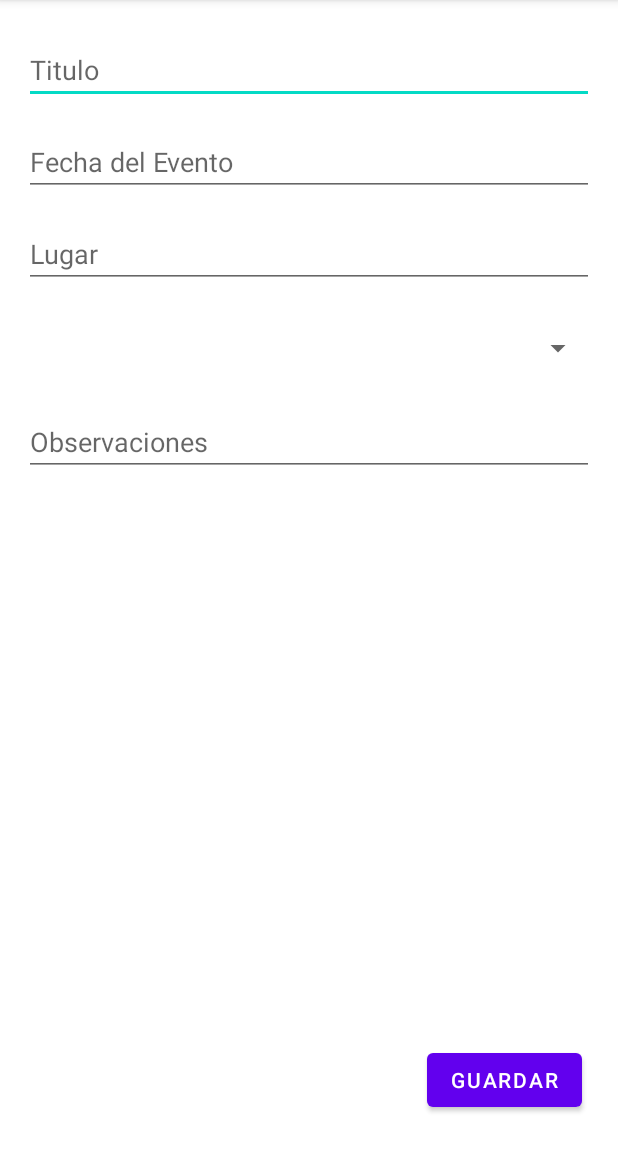
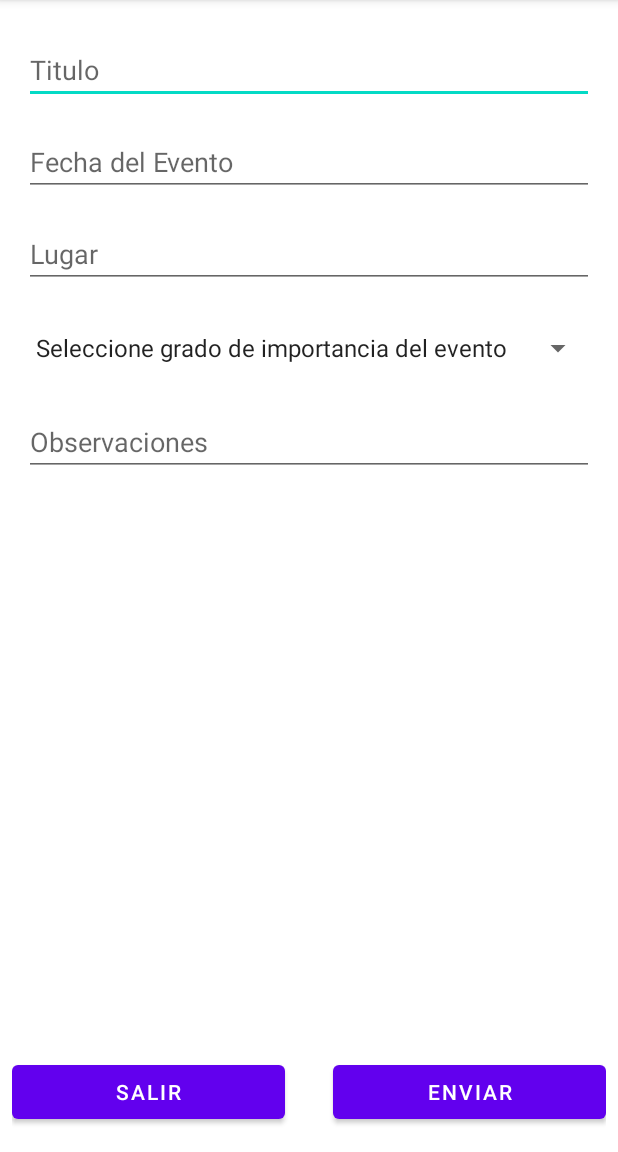
Before and after one commit to ctapia-cl/MisEventos, an Android app: the registroEventos screen opened directly, with no data from a screen before it, on a phone screen of 412 x 824 dp, the part 84-1236 px from its top. Run offline under Robolectric (Android 15) with nearby library versions, the phone set to English and light mode, and no system bars.

Commit message:
Instancia de Eventos y btn Salir

```diff
--- a/app/src/main/java/com/example/miseventos/RecuperarPass.java
+++ b/app/src/main/java/com/example/miseventos/RecuperarPass.java
@@ -45,7 +45,7 @@ public class RecuperarPass extends AppCompatActivity {
         tilIngusuario = findViewById(R.id.tilIngusuario);
         tilIngnewpass = findViewById(R.id.tilIngnewpass);
         btnVolver = findViewById(R.id.btnVolver);
-        btnEnviar = findViewById(R.id.btnGuardar);
+        btnEnviar = findViewById(R.id.btnEnviar);
         tvIngdatos2 = findViewById(R.id.tvIngdatos2);
 
     }
--- a/app/src/main/java/com/example/miseventos/ValidarUsuario.java
+++ b/app/src/main/java/com/example/miseventos/ValidarUsuario.java
@@ -34,7 +34,7 @@ public class ValidarUsuario extends AppCompatActivity {
     private void referencias() {
         etIngUsuario = findViewById(R.id.etIngUsuario);
         btnVolver = findViewById(R.id.btnVolver);
-        btnEnviar = findViewById(R.id.btnGuardar);
+        btnEnviar = findViewById(R.id.btnEnviar);
         tvIngData = findViewById(R.id.tvIngData);
     }
 }
--- a/app/src/main/java/com/example/miseventos/registro.java
+++ b/app/src/main/java/com/example/miseventos/registro.java
@@ -10,13 +10,11 @@ import android.util.Log;
 import android.view.View;
 import android.widget.ArrayAdapter;
 import android.widget.Button;
-import android.widget.EditText;
 import android.widget.Spinner;
 import android.widget.TextView;
 import android.widget.Toast;
 
 
-import com.google.android.material.textfield.TextInputEditText;
 import com.google.android.material.textfield.TextInputLayout;
 
 import java.util.ArrayList;
@@ -165,7 +163,7 @@ public class registro extends AppCompatActivity {
         spnPregunta = findViewById(R.id.spnPregunta);
         tilRespuesta = findViewById(R.id.tilRespuesta);
         btnVolver = findViewById(R.id.btnVolver);
-        btnGuardar = findViewById(R.id.btnGuardar);
+        btnGuardar = findViewById(R.id.btnEnviar);
         tvIngdatos = findViewById(R.id.tvIngdatos);
 
         //adaptador de spinner
--- a/app/src/main/java/com/example/miseventos/registroEventos.java
+++ b/app/src/main/java/com/example/miseventos/registroEventos.java
@@ -1,6 +1,7 @@
 package com.example.miseventos;
 
 import android.os.Bundle;
+import android.util.Log;
 import android.view.View;
 import android.widget.ArrayAdapter;
 import android.widget.Button;
@@ -15,24 +16,23 @@ import java.util.ArrayList;
 public class registroEventos extends AppCompatActivity {
     private EditText etTitulo, etFechaEvento, etLugar, etObservacion;
     private Spinner spnImportancia;
-    private Button btnGrabar;
+    private Button btnEnviar, btnSalir;
 
     //spinner trabaja con adaptador para asignar importancia al evento
-    //private String[] importanciaEvento;
-    //private ArrayAdapter adapterImportancia;
+    private String[] importanciaEvento;
+    private ArrayAdapter adapterImportancia;
 
     //Eventos arreglo de lista
-
+    private ArrayList<Eventos> losEventos;
 
     @Override
     protected void onCreate(Bundle savedInstanceState) {
         super.onCreate(savedInstanceState);
         setContentView(R.layout.activity_registro_eventos);
 
-
+        poblar();
         referencias();
-
-
+        eventos();
     }
 
 
@@ -40,25 +40,89 @@ public class registroEventos extends AppCompatActivity {
         etTitulo = findViewById(R.id.etTitulo);
         etFechaEvento = findViewById(R.id.etFechaEvento);
         spnImportancia = findViewById(R.id.spnImportancia);
-        btnGrabar = findViewById(R.id.btnGrabar);
+        btnEnviar = findViewById(R.id.btnEnviar);
+        btnSalir = findViewById(R.id.btnSalir);
         etLugar = findViewById(R.id.etLugar);
         //btnEliminar = findViewById(R.id.btnEliminar);
         etObservacion = findViewById(R.id.etObservacion);
 
+        //adaptador de spinner
+        adapterImportancia = new ArrayAdapter(this, android.R.layout.simple_spinner_item, importanciaEvento);
+        //se selecciona desde donde se adaptaran los datos
+        spnImportancia.setAdapter(adapterImportancia);
     }
 
-    private void poblar() {
+
+    private void limpiarPantalla(){
+        etTitulo.setText(""); etObservacion.setText(""); spnImportancia.setSelection(0);
+        etLugar.setText(""); etFechaEvento.setText("");
     }
 
-    private void grabarEvento() {
+    private void grabarEvento(){
+        String titulo, fecha, lugar, importancia, observacion = "";
+        boolean tituloOk = true;
+
+        titulo = etTitulo.getText().toString();
+        fecha= etFechaEvento.getText().toString();
+        importancia = spnImportancia.getSelectedItem().toString();
+        lugar = etLugar.getText().toString();
+        observacion = etObservacion.getText().toString();
+
+        for(Eventos e : losEventos) {
+            if (e.getTitulo().equals(titulo)) {
+                tituloOk = false;
+                Toast.makeText(registroEventos.this, "Usuario ya se encuentra registrado", Toast.LENGTH_LONG).show();
+                break;
+            }
+        }
+        if(titulo.isEmpty() || fecha.isEmpty() || spnImportancia.getSelectedItemPosition() == 0 || lugar.isEmpty()){
+            //username.setError("Tiene errores de validación");
+            Toast.makeText(registroEventos.this, "Debe llenar todos los campos", Toast.LENGTH_LONG).show();
+
+        }else {
+            if(tituloOk) {
+                Eventos event = new Eventos(titulo, fecha, lugar, importancia, observacion);
+                losEventos.add(event);
+
+                //grabarBaseDatos(event);
+
+                Toast.makeText(registroEventos.this, "Grabado exitosamente", Toast.LENGTH_LONG).show();
+                Log.i("TAG_","evento registrado " + titulo);
+                limpiarPantalla();
+            }else{
+                Toast.makeText(registroEventos.this, "Usuario ya se encuentra registrado", Toast.LENGTH_LONG).show();
+            }
+        }
+    }
+
+
+
+    private void poblar() {
+        importanciaEvento = new String[4];
+
+        importanciaEvento[0] = "Seleccione grado de importancia del evento";
+        importanciaEvento[1] = "Alta";
+        importanciaEvento[2] = "Media";
+        importanciaEvento[3] = "Baja";
+
+        losEventos = new ArrayList<Eventos>();
+        //losUsuarios.add(new Usuarios("admin", "admin123", "Mes de nacimiento", "septiembre" ));
 
     }
 
     private void eventos() {
+        btnEnviar.setOnClickListener(new View.OnClickListener() {
+            @Override
+            public void onClick(View v) {
+                grabarEvento();
 
-    }
-
-    private void limpiarPantalla() {
-
+            }
+        });
+        btnSalir.setOnClickListener(new View.OnClickListener() {
+            @Override
+            public void onClick(View v) {
+                finish();
+            }
+        });
     }
 }
--- a/app/src/main/res/layout/activity_recuperar_pass.xml
+++ b/app/src/main/res/layout/activity_recuperar_pass.xml
@@ -26,7 +26,7 @@
             android:text="Retroceder" />
 
         <Button
-            android:id="@+id/btnGuardar"
+            android:id="@+id/btnEnviar"
             android:layout_width="0dp"
             android:layout_height="wrap_content"
             android:layout_marginLeft="16dp"
--- a/app/src/main/res/layout/activity_registro.xml
+++ b/app/src/main/res/layout/activity_registro.xml
@@ -26,7 +26,7 @@
             android:text="Retroceder" />
 
         <Button
-            android:id="@+id/btnGuardar"
+            android:id="@+id/btnEnviar"
             android:layout_width="0dp"
             android:layout_height="wrap_content"
             android:layout_marginLeft="16dp"
--- a/app/src/main/res/layout/activity_registro_eventos.xml
+++ b/app/src/main/res/layout/activity_registro_eventos.xml
@@ -17,16 +17,6 @@
         app:layout_constraintEnd_toEndOf="@+id/etLugar"
         app:layout_constraintStart_toStartOf="@+id/etLugar"
         app:layout_constraintTop_toBottomOf="@+id/etLugar" />
-
-    <Button
-        android:id="@+id/btnGrabar"
-        android:layout_width="wrap_content"
-        android:layout_height="wrap_content"
-        android:layout_marginEnd="24dp"
-        android:layout_marginBottom="24dp"
-        android:text="Guardar"
-        app:layout_constraintBottom_toBottomOf="parent"
-        app:layout_constraintEnd_toEndOf="parent" />
 
     <EditText
         android:id="@+id/etTitulo"
@@ -79,4 +69,31 @@
         app:layout_constraintStart_toStartOf="@+id/spnImportancia"
         app:layout_constraintTop_toBottomOf="@+id/spnImportancia" />
 
+    <LinearLayout
+        android:layout_width="0dp"
+        android:layout_height="wrap_content"
+        android:layout_marginStart="8dp"
+        android:layout_marginEnd="8dp"
+        android:layout_marginBottom="16dp"
+        android:orientation="horizontal"
+        app:layout_constraintBottom_toBottomOf="parent"
+        app:layout_constraintEnd_toEndOf="parent"
+        app:layout_constraintStart_toStartOf="parent">
+
+        <Button
+            android:id="@+id/btnSalir"
+            android:layout_width="0dp"
+            android:layout_height="wrap_content"
+            android:layout_weight="4"
+            android:layout_marginRight="16dp"
+            android:text="Salir" />
+
+        <Button
+            android:id="@+id/btnEnviar"
+            android:layout_width="0dp"
+            android:layout_height="wrap_content"
+            android:layout_marginLeft="16dp"
+            android:layout_weight="4"
+            android:text="Enviar" />
+    </LinearLayout>
 </androidx.constraintlayout.widget.ConstraintLayout>
--- a/app/src/main/res/layout/activity_validar_usuario.xml
+++ b/app/src/main/res/layout/activity_validar_usuario.xml
@@ -49,7 +49,7 @@
             android:text="Retroceder" />
 
         <Button
-            android:id="@+id/btnGuardar"
+            android:id="@+id/btnEnviar"
             android:layout_width="0dp"
             android:layout_height="wrap_content"
             android:layout_marginLeft="16dp"
```
Also changed, not shown: app/src/main/java/com/example/miseventos/Eventos.java (added, +59 -0 lines).
